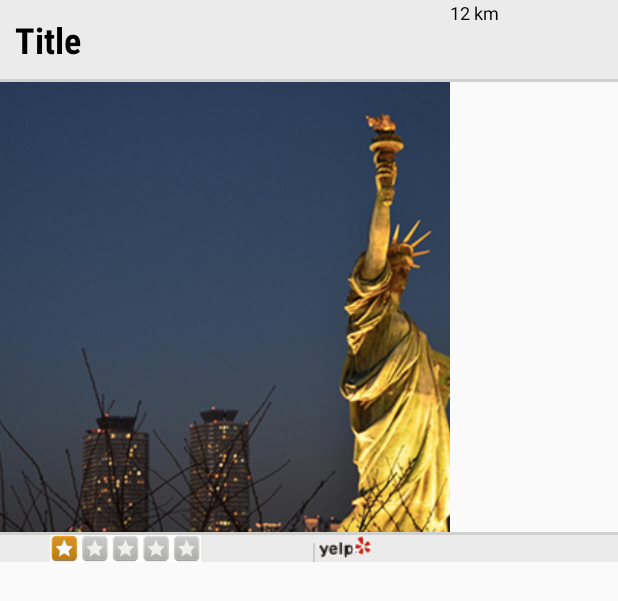
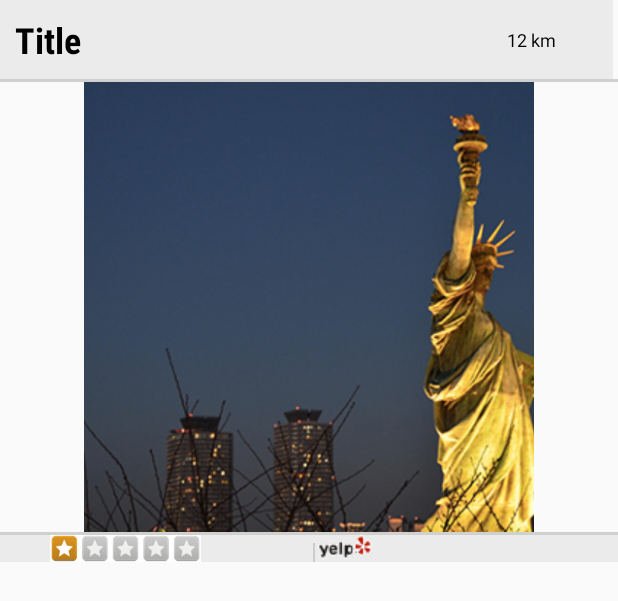
Before and after one commit to timmui/eatr, an Android app: the layout std_card_inner.xml on its own in the app's theme, with its tools: preview values and no code run, on a phone screen of 412 x 824 dp. Shown: the top 601 px of the screen. Run offline under Robolectric (Android 15) with nearby library versions, the phone set to English and light mode, and no system bars.

Commit message:
Updated cards and Geolocation
Centered card image, worked on #2 and got card to go to the first
restaurant but not the current card restaurant

```diff
--- a/Android/Eatr/AndTinder/src/main/res/layout/std_card_inner.xml
+++ b/Android/Eatr/AndTinder/src/main/res/layout/std_card_inner.xml
@@ -31,11 +31,12 @@
         android:id="@+id/image"
         android:layout_width="300dp"
         android:layout_height="300dp"
-        android:layout_below="@id/divider_title"
         android:layout_alignWithParentIfMissing="true"
         android:scaleType="centerCrop"
         tools:src="@drawable/picture1"
-        android:clickable="true" />
+        android:clickable="true"
+        android:layout_below="@+id/divider_title"
+        android:layout_centerHorizontal="true" />
 
     <View
         android:id="@+id/divider_bottom"
@@ -77,13 +78,12 @@
         android:id="@+id/image_1"
         android:layout_width="wrap_content"
         android:layout_height="wrap_content"
-        android:layout_below="@id/image"
         android:background="?android:attr/selectableItemBackground"
         android:paddingRight="50dp"
-        android:layout_toLeftOf="@+id/distance"
         android:src="@drawable/yelplogo"
-        />
-
+        android:layout_alignTop="@+id/divider_bottom"
+        android:layout_alignRight="@+id/image"
+        android:layout_alignEnd="@+id/image" />
 
 
 
@@ -97,6 +97,8 @@
         android:textColor="@android:color/primary_text_light"
         android:layout_toEndOf="@+id/title"
         android:layout_alignBottom="@+id/title"
-        android:layout_toRightOf="@+id/title" />
+        android:layout_toRightOf="@+id/title"
+        android:gravity="center|center_horizontal"
+        android:layout_marginRight="3dp" />
 
 </RelativeLayout>
```
Also changed, not shown: Android/Eatr/AndTinder/src/main/java/com/andtinder/model/CardModel.java (+7 -2 lines), Android/Eatr/app/src/main/java/nofluxgiven/science/eatr/MainActivity.java (+17 -6 lines).
